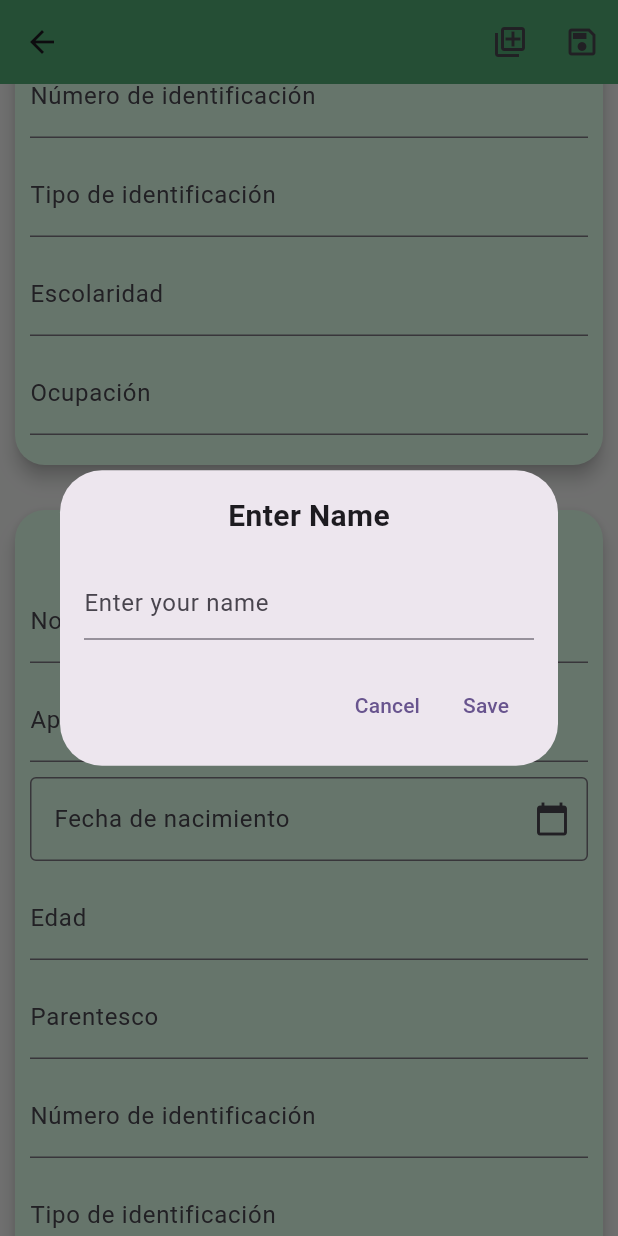
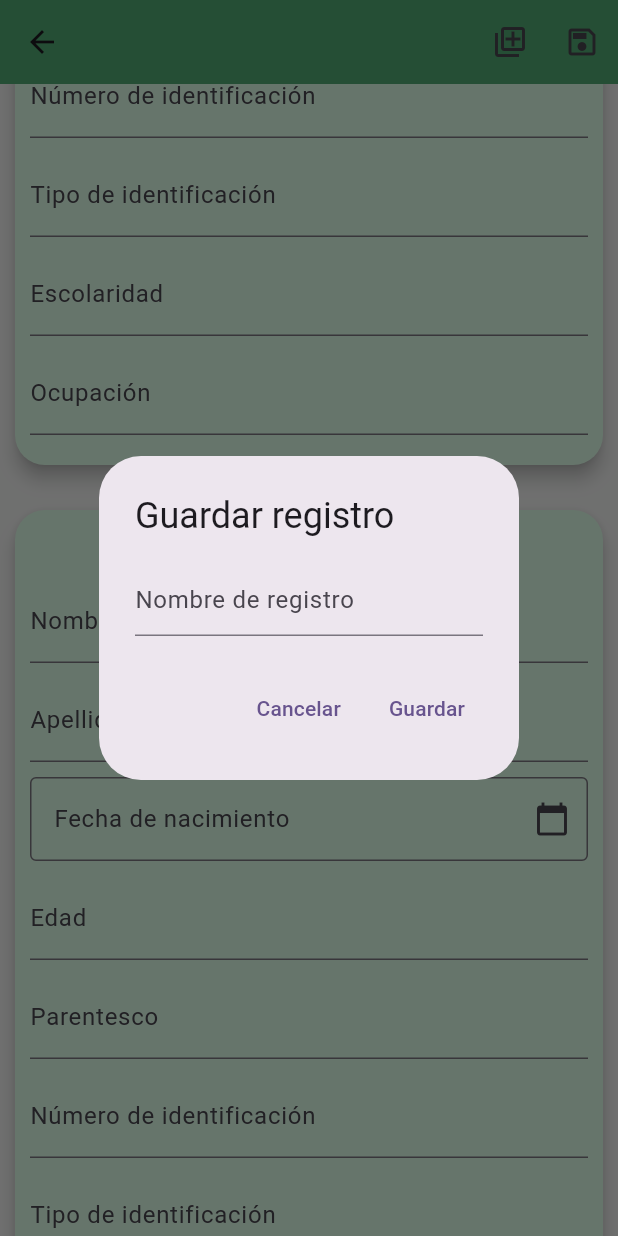
Before and after one commit to JuanFernandoMartinez/census-support-tool-app, a Flutter app: the screen it shows after launch, scrolled down 576 dp, after a tap on the "save" icon, on a phone screen of 412 x 824 dp. Run offline on Flutter 3.47's test engine with Material 3 defaults, Android fonts, the phone set to English and light mode, and no system bars; our stand-ins replace flutter_bloc, flutter_datetime_picker_plus; Roboto replaces fonts that are missing (Inria Sans).

Commit message:
feat: Dialog personalized to save register

```diff
--- /dev/null
+++ b/devtools_options.yaml
@@ -0,0 +1 @@
+extensions:
--- a/lib/src/app.dart
+++ b/lib/src/app.dart
@@ -1,4 +1,4 @@
-import 'package:census_support_tool_app/src/screens/form_application/form_application.dart';
+import 'package:census_support_tool_app/src/screens/form_application/form_manager.dart';
 import 'package:flutter/material.dart';
 
 class App extends StatelessWidget {
@@ -14,11 +14,7 @@ class App extends StatelessWidget {
         useMaterial3: true,
       ),
       routes: {
-        '/': (context) => FormAplicationScreen(
-              title: "Censo socioeconómico",
-              description:
-                  "Este formulario tiene como objetivo recopilar información sobre las condiciones socioeconómicas de nuestra comunidad. Sus respuestas nos ayudarán a comprender mejor las necesidades de la población y a desarrollar programas y estrategias que mejoren la calidad de vida de todos.",
-            ),
+        '/': (context) => const FormManager(),
       },
     );
   }
--- a/lib/src/bloc/events/form_application/save_record_event.dart
+++ b/lib/src/bloc/events/form_application/save_record_event.dart
@@ -1,3 +1,7 @@
 import 'package:census_support_tool_app/src/bloc/events/form_application/form_application_event.dart';
 
-class SaveRecordEvent extends FormApplicationEvent {}
+class SaveRecordEvent extends FormApplicationEvent {
+  String name;
+
+  SaveRecordEvent({required this.name});
+}
--- /dev/null
+++ b/lib/src/bloc/events/form_application/show_save_record_event.dart
@@ -0,0 +1,3 @@
+import 'package:census_support_tool_app/src/bloc/events/form_application/form_application_event.dart';
+
+class ShowSaveRecordEvent extends FormApplicationEvent {}
--- a/lib/src/bloc/form_application_bloc.dart
+++ b/lib/src/bloc/form_application_bloc.dart
@@ -1,7 +1,10 @@
 import 'package:census_support_tool_app/src/bloc/events/form_application/form_application_event.dart';
 import 'package:census_support_tool_app/src/bloc/events/form_application/save_record_event.dart';
+import 'package:census_support_tool_app/src/bloc/events/form_application/show_save_record_event.dart';
 import 'package:census_support_tool_app/src/bloc/states/form_application/form_initial_state.dart';
 import 'package:census_support_tool_app/src/bloc/states/form_application/form_application_state.dart';
+import 'package:census_support_tool_app/src/bloc/states/form_application/show_dialog_state.dart';
+import 'package:flutter/widgets.dart';
 import 'package:flutter_bloc/flutter_bloc.dart';
 
 class FormApplicationBloc
@@ -9,7 +12,12 @@ class FormApplicationBloc
   FormApplicationBloc() : super(FormInitialState()) {
     on<SaveRecordEvent>(
       (event, emit) {
-        //Logic here
+        debugPrint(event.name);
+      },
+    );
+    on<ShowSaveRecordEvent>(
+      (event, emit) {
+        emit(ShowDialogState());
       },
     );
   }
--- /dev/null
+++ b/lib/src/bloc/states/form_application/show_dialog_state.dart
@@ -0,0 +1,3 @@
+import 'package:census_support_tool_app/src/bloc/states/form_application/form_application_state.dart';
+
+class ShowDialogState extends FormApplicationState {}
--- a/lib/src/screens/form_application/components/saving_dialog.dart
+++ b/lib/src/screens/form_application/components/saving_dialog.dart
@@ -0,0 +1,63 @@
+import 'package:flutter/material.dart';
+
+class SavingDialog extends StatefulWidget {
+  final String title;
+  final String hintText;
+  final Function(String) onSave;
+  final Function onCancel;
+
+  const SavingDialog({
+    super.key,
+    required this.onSave,
+    required this.title,
+    required this.hintText,
+    required this.onCancel,
+  });
+
+  @override
+  State<SavingDialog> createState() => _SavingDialogState();
+}
+
+class _SavingDialogState extends State<SavingDialog> {
+  final _formKey = GlobalKey<FormState>();
+  String _name = "";
+
+  @override
+  Widget build(BuildContext context) {
+    return AlertDialog(
+      title: Text(widget.title),
+      content: Form(
+        key: _formKey,
+        child: TextFormField(
+          validator: (value) {
+            if (value == null || value.isEmpty) {
+              return 'Por favor digita un nombre valido.';
+            }
+            return null;
+          },
+          decoration: InputDecoration(hintText: widget.hintText),
+          initialValue: _name,
+          onSaved: (value) {
+            setState(() {
+              _name = value!;
+            });
+          },
+        ),
+      ),
+      actions: [
+        TextButton(
+          onPressed: () => widget.onCancel(),
+          child: const Text('Cancelar'),
+        ),
+        TextButton(
+          onPressed: () {
+            if (_formKey.currentState!.validate()) {
+              widget.onSave(_name);
+            }
+          },
+          child: const Text('Guardar'),
+        ),
+      ],
+    );
+  }
+}
--- a/lib/src/screens/form_application/form_application.dart
+++ b/lib/src/screens/form_application/form_application.dart
@@ -1,7 +1,12 @@
+import 'package:census_support_tool_app/src/bloc/events/form_application/save_record_event.dart';
+import 'package:census_support_tool_app/src/bloc/events/form_application/show_save_record_event.dart';
+import 'package:census_support_tool_app/src/bloc/form_application_bloc.dart';
 import 'package:census_support_tool_app/src/screens/form_application/components/date_form_field.dart';
+import 'package:census_support_tool_app/src/screens/form_application/components/saving_dialog.dart';
 import 'package:census_support_tool_app/src/screens/form_application/components/text_form_field.dart';
 import 'package:census_support_tool_app/src/screens/form_application/form_sheet.dart';
 import 'package:flutter/material.dart';
+import 'package:flutter_bloc/flutter_bloc.dart';
 
 class FormAplicationScreen extends StatefulWidget {
   final String title;
@@ -34,9 +39,14 @@ class FormAplicationScreen extends StatefulWidget {
 }
 
 class _FormAplicationState extends State<FormAplicationScreen> {
+  String recordName = "";
+  bool _showDialog = false;
+
   @override
   Widget build(BuildContext context) {
-    return Scaffold(
+    return Stack(
+      children: [
+        Scaffold(
           appBar: AppBar(
             backgroundColor: const Color(0xFF4FB171),
             leading: IconButton(
@@ -50,8 +60,11 @@ class _FormAplicationState extends State<FormAplicationScreen> {
               ),
               IconButton(
                   icon: const Icon(Icons.save_outlined),
-              onPressed: _showSaveRegisterDialog,
-            ),
+                  onPressed: () => {
+                        setState(() {
+                          _showDialog = true;
+                        })
+                      })
             ],
           ),
           body: SingleChildScrollView(
@@ -85,61 +98,36 @@ class _FormAplicationState extends State<FormAplicationScreen> {
                         ],
                       );
                     }),
-                ))
+                  )),
                 ],
               ),
             ),
-        ));
-  }
-
-  void _showSaveRegisterDialog() {
-    String name = '';
-
-    showDialog(
-      context: context,
-      builder: (BuildContext context) {
-        return Dialog(
-          child: Padding(
-            padding: const EdgeInsets.all(16.0),
-            child: Column(
-              mainAxisSize: MainAxisSize.min,
-              children: [
-                Text(
-                  'Enter Name',
-                  style: TextStyle(fontSize: 20, fontWeight: FontWeight.bold),
-                ),
-                SizedBox(height: 20),
-                TextField(
-                  onChanged: (value) {
-                    name = value;
-                  },
-                  decoration: InputDecoration(hintText: 'Enter your name'),
-                ),
-                SizedBox(height: 20),
-                Row(
-                  mainAxisAlignment: MainAxisAlignment.end,
-                  children: [
-                    TextButton(
-                      onPressed: () {
-                        Navigator.pop(context);
-                      },
-                      child: Text('Cancel'),
-                    ),
-                    TextButton(
-                      onPressed: () {
-                        // You can do something with the entered name here
-                        print('Entered name: $name');
-                        Navigator.pop(context);
-                      },
-                      child: Text('Save'),
-                    ),
-                  ],
-                ),
-              ],
           ),
         ),
-        );
+        if (_showDialog)
+          Positioned.fill(
+            child: Container(
+              color: Colors.black54,
+              child: Center(
+                child: SavingDialog(
+                  onSave: (name) {
+                    recordName = name;
+                    setState(() {
+                      _showDialog = false;
+                    });
                   },
+                  onCancel: () {
+                    setState(() {
+                      _showDialog = false;
+                    });
+                  },
+                  title: "Guardar registro",
+                  hintText: "Nombre de registro",
+                ),
+              ),
+            ),
+          )
+      ],
     );
   }
 }
--- /dev/null
+++ b/lib/src/screens/form_application/form_manager.dart
@@ -0,0 +1,24 @@
+import 'package:census_support_tool_app/src/bloc/form_application_bloc.dart';
+import 'package:census_support_tool_app/src/bloc/states/form_application/form_application_state.dart';
+import 'package:census_support_tool_app/src/screens/form_application/form_application.dart';
+import 'package:flutter/material.dart';
+import 'package:flutter/widgets.dart';
+import 'package:flutter_bloc/flutter_bloc.dart';
+
+class FormManager extends StatelessWidget {
+  const FormManager({super.key});
+
+  @override
+  Widget build(BuildContext context) {
+    return BlocProvider(
+        create: (context) => FormApplicationBloc(),
+        child: BlocBuilder<FormApplicationBloc, FormApplicationState>(
+            builder: (context, state) {
+          return FormAplicationScreen(
+            title: "Censo socioeconómico",
+            description:
+                "Este formulario tiene como objetivo recopilar información sobre las condiciones socioeconómicas de nuestra comunidad. Sus respuestas nos ayudarán a comprender mejor las necesidades de la población y a desarrollar programas y estrategias que mejoren la calidad de vida de todos.",
+          );
+        }));
+  }
+}
```
Lines whose indentation alone changed are shown as unchanged.
